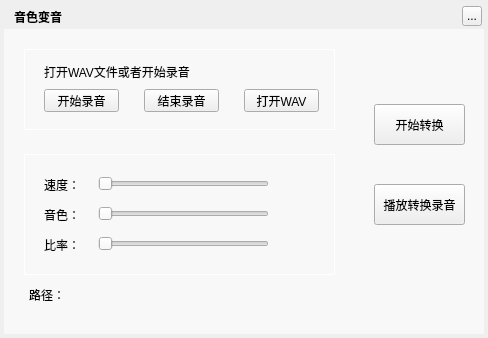
Above: TTKCore/musicUiKits/musicToolsetsKits/musicsoundtouchwidget.ui from Greedysky/TTKMusicPlayer before the change. Below: the same form after it.
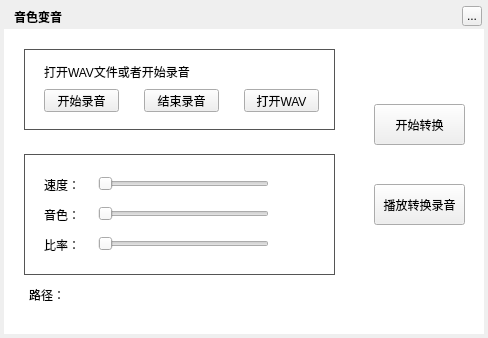
That is the form after the change. Custom widgets are drawn as their Qt base class.

What changed in the file:
```diff
--- a/TTKCore/musicUiKits/musicToolsetsKits/musicsoundtouchwidget.ui
+++ b/TTKCore/musicUiKits/musicToolsetsKits/musicsoundtouchwidget.ui
@@ -65,7 +65,7 @@
     </rect>
    </property>
    <property name="styleSheet">
-    <string notr="true">background:rgba(255,255,255,150);</string>
+    <string notr="true">background:white;</string>
    </property>
   </widget>
   <widget class="QGroupBox" name="groupBox">
@@ -78,7 +78,7 @@
     </rect>
    </property>
    <property name="styleSheet">
-    <string notr="true">QGroupBox{border:1px solid #FFF;}</string>
+    <string notr="true">QGroupBox{border:1px solid #555;}</string>
    </property>
    <property name="title">
     <string/>
@@ -155,7 +155,7 @@
     </rect>
    </property>
    <property name="styleSheet">
-    <string notr="true">QGroupBox{border:1px solid #FFF;}</string>
+    <string notr="true">QGroupBox{border:1px solid #555;}</string>
    </property>
    <property name="title">
     <string/>
```
